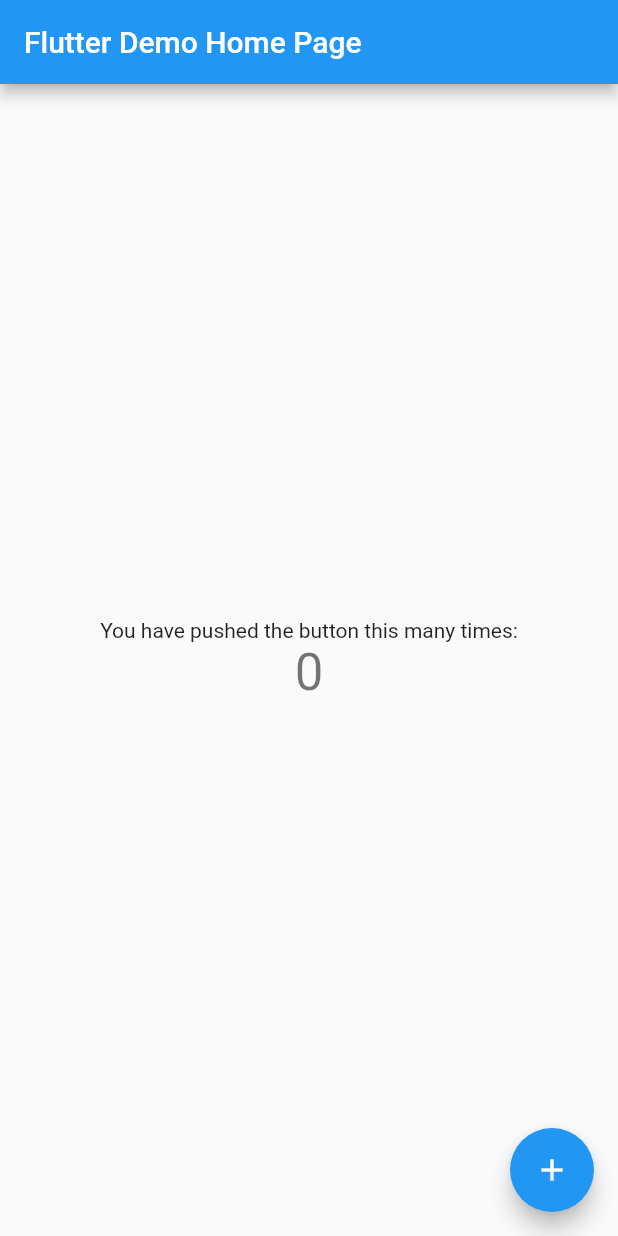
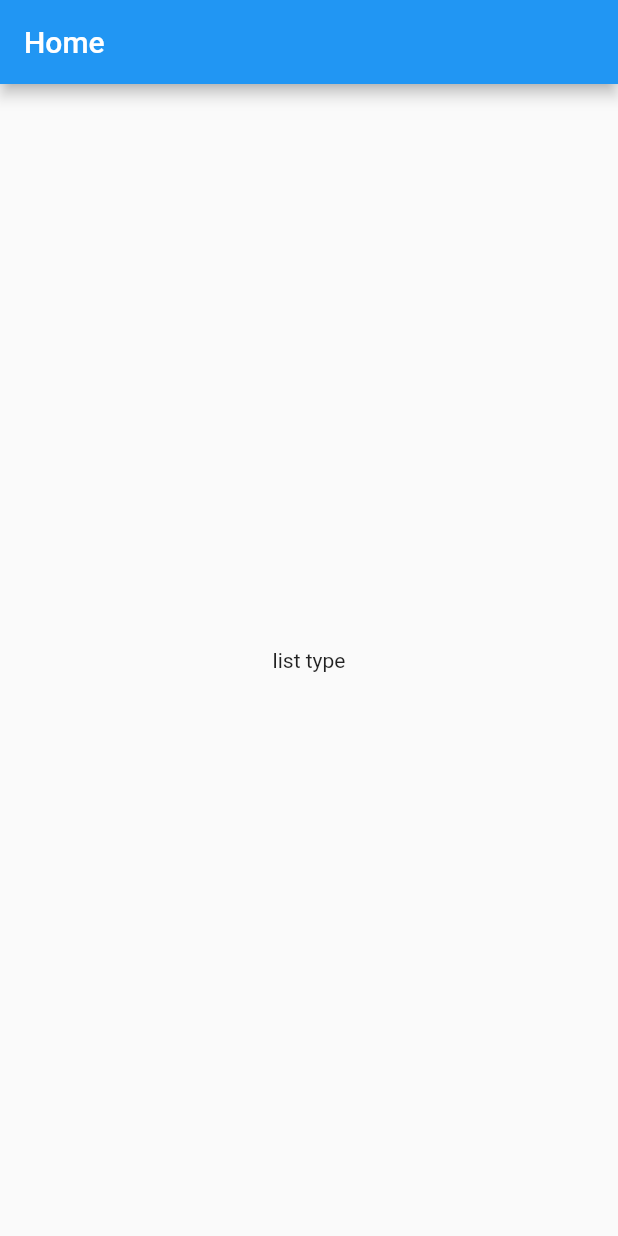
Before and after one commit to khanhtran94/take_photo_type_2, a Flutter app: the screen it shows after launch, on a phone screen of 412 x 824 dp. Run offline on Flutter 3.47's test engine with Material 2 defaults, Android fonts, the phone set to English and light mode, and no system bars; our stand-ins replace sqflite; accounts and stored records are empty.

Commit message:
screen , type list

```diff
--- a/lib/main.dart
+++ b/lib/main.dart
@@ -1,4 +1,7 @@
 import 'package:flutter/material.dart';
+import 'package:provider/provider.dart';
+import './providers/type_provider.dart';
+import './screens/types_list_screen.dart';
 
 void main() {
   runApp(MyApp());
@@ -8,13 +11,16 @@ class MyApp extends StatelessWidget {
   // This widget is the root of your application.
   @override
   Widget build(BuildContext context) {
-    return MaterialApp(
-      title: 'Flutter Demo',
-      theme: ThemeData(
-        primarySwatch: Colors.blue,
-        visualDensity: VisualDensity.adaptivePlatformDensity,
+    return ChangeNotifierProvider.value(
+      value: TypeProvider(),
+      child: MaterialApp(
+        title: 'Take photos type',
+        theme: ThemeData(
+          primarySwatch: Colors.blue,
+          visualDensity: VisualDensity.adaptivePlatformDensity,
+        ),
+        home: TypesListScreen(),
       ),
-      home: MyHomePage(title: 'Flutter Demo Home Page'),
     );
   }
 }
--- /dev/null
+++ b/lib/screens/types_list_screen.dart
@@ -0,0 +1,29 @@
+import 'package:flutter/material.dart';
+import 'package:provider/provider.dart';
+import '../providers/type_provider.dart';
+
+class TypesListScreen extends StatefulWidget {
+  @override
+  _TypesListScreenState createState() => _TypesListScreenState();
+}
+
+class _TypesListScreenState extends State<TypesListScreen> {
+  @override
+  Widget build(BuildContext context) {
+    return Scaffold(
+      appBar: AppBar(
+        title: Text('Home'),
+      ),
+      body: FutureBuilder(
+        future:
+            Provider.of<TypeProvider>(context, listen: false).fetchAndSetType(),
+        builder: (ctx, snapshot) =>
+            snapshot.connectionState == ConnectionState.waiting
+                ? Center(child: CircularProgressIndicator())
+                : Center(
+                    child: Text('list type'),
+                  ),
+      ),
+    );
+  }
+}
```
Also changed, not shown: lib/screens/type_item_screen.dart (added).
